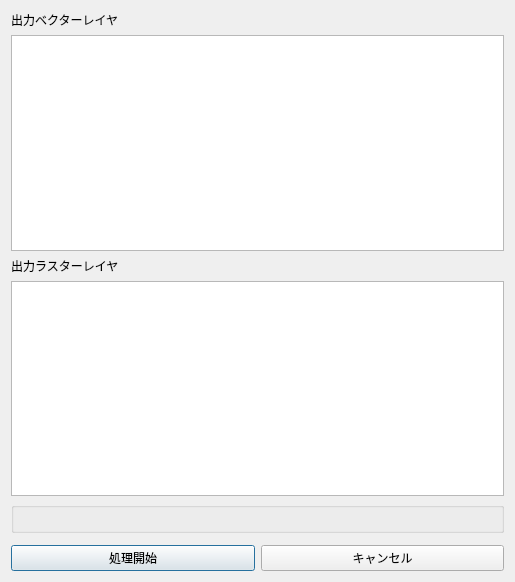
This is QGIS2PlugX_dialog.ui in MIERUNE/qgis-plugx-plugin as Qt 5 draws it before an edit. The edited form follows.
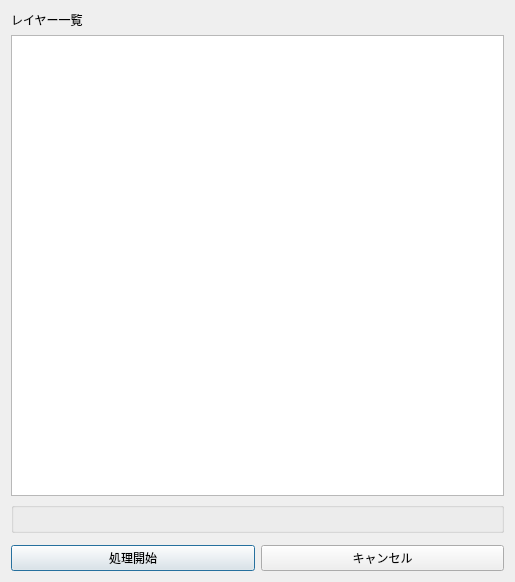
This is the edited form. Custom widgets are drawn as their Qt base class.

Commit message: rm raster list

Diff of the .ui file:
```diff
--- a/QGIS2PlugX_dialog.ui
+++ b/QGIS2PlugX_dialog.ui
@@ -17,23 +17,13 @@
    <item>
     <widget class="QLabel" name="label">
      <property name="text">
-      <string>出力ベクターレイヤ</string>
+      <string>レイヤー一覧</string>
      </property>
     </widget>
    </item>
    <item>
     <widget class="QListWidget" name="layerListWidget"/>
    </item>
-   <item>
-    <widget class="QLabel" name="label_raster">
-     <property name="text">
-      <string>出力ラスターレイヤ</string>
-     </property>
-    </widget>
-   </item>
-   <item>
-    <widget class="QListWidget" name="rasterLayerListWidget"/>
-   </item>
    <item>
     <widget class="QgsExtentGroupBox" name="mExtentGroupBox"/>
    </item>
```
